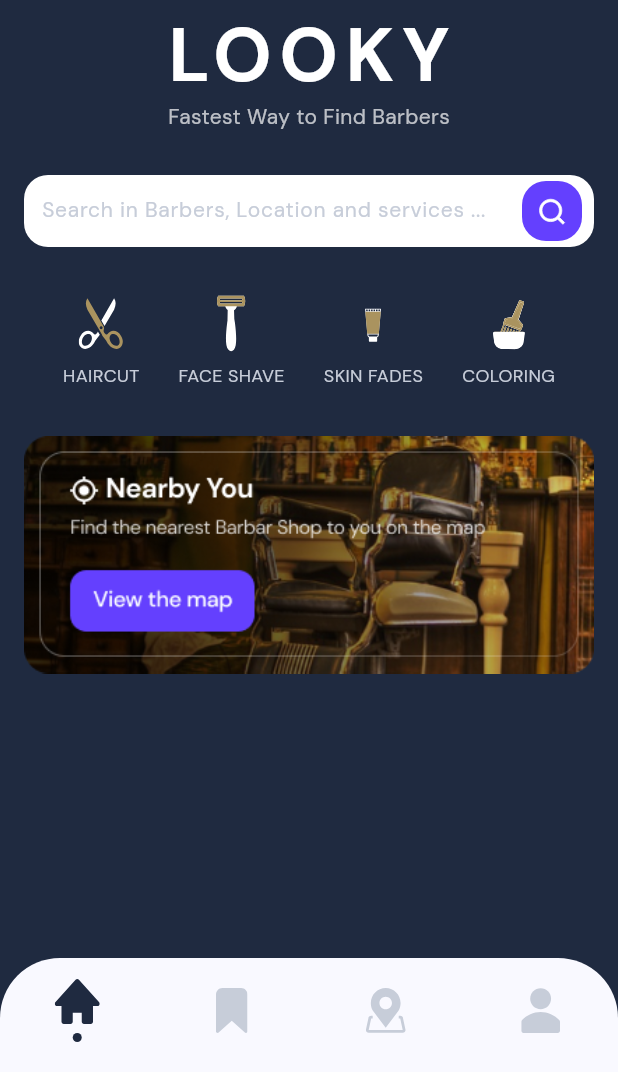
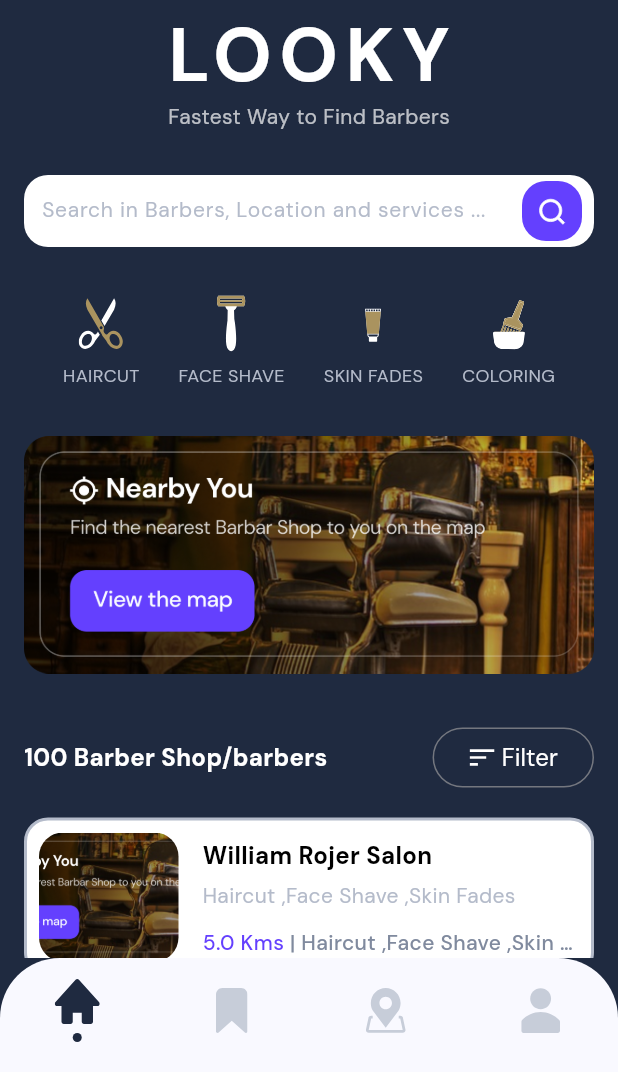
Before and after one commit to ales-dev-studio/evaluation_project, a Flutter app: the screen it shows after launch, on a phone screen of 412 x 824 dp, the part 164-1236 px from its top. Run offline on Flutter 3.47's test engine with Material 3 defaults, Android fonts, the phone set to English and light mode, and no system bars; our stand-ins replace bloc, flutter_bloc, flutter_svg, google_fonts.

Commit message:
Implementing the list of barbers ui

```diff
--- a/lib/core/theme/colors.dart
+++ b/lib/core/theme/colors.dart
@@ -23,5 +23,8 @@ class AppColors {
   static const blackColor = Color(0xff000000);
 
   // Light text color used for light texts
-  static const lightTextColor = Color(0xffC7CDD9);
+  static const lightTextColor = Color(0xff808A9E);
+
+  // Very light text color used for very light texts
+  static const veryLightTextColor = Color(0xffB4BBCA);
 }
--- a/lib/core/theme/typography.dart
+++ b/lib/core/theme/typography.dart
@@ -46,7 +46,7 @@ class AppTypography {
       // Title Medium: Used for medium-sized titles
       titleMedium: GoogleFonts.dmSans(
         fontSize: 16, // Font size for titleMedium
-        fontWeight: FontWeight.w500, // Medium weight
+        fontWeight: FontWeight.w700, // Medium weight
       ),
       // Title Small: Used for small titles
       titleSmall: GoogleFonts.dmSans(
--- a/lib/core/widgets/app_search_text_field.dart
+++ b/lib/core/widgets/app_search_text_field.dart
@@ -27,7 +27,7 @@ class AppSearchTextField extends StatelessWidget {
         maxLength: 30,
         hinText: 'Search in Barbers, Location and services ...',
         hintStyle: const TextStyle(
-          color: AppColors.lightTextColor,
+          color: AppColors.veryLightTextColor,
           fontSize: 14.0,
         ),
         suffixIcon: Container(
--- a/lib/features/home_feature/presentation/widgets/banner_widget.dart
+++ b/lib/features/home_feature/presentation/widgets/banner_widget.dart
@@ -6,9 +6,9 @@ class BannerWidget extends StatelessWidget {
 
   @override
   Widget build(BuildContext context) {
-    final size = MediaQuery.of(context).size.width;
+    final size = MediaQuery.of(context).size;
     return SizedBox(
-      width: size,
+      width: size.width,
       child: Image.asset(
         Assets.images.banner.path,
         fit: BoxFit.fitWidth,
--- /dev/null
+++ b/lib/features/home_feature/presentation/widgets/barbers_widget.dart
@@ -0,0 +1,147 @@
+import 'package:evaluation_project/core/gen/assets.gen.dart';
+import 'package:evaluation_project/core/theme/colors.dart';
+import 'package:evaluation_project/core/theme/dimens.dart';
+import 'package:evaluation_project/core/theme/typography.dart';
+import 'package:evaluation_project/core/widgets/app_space.dart';
+import 'package:flutter/material.dart';
+
+import 'filter_button_widget.dart';
+
+class BarbersWidget extends StatelessWidget {
+  const BarbersWidget({super.key});
+
+  @override
+  Widget build(BuildContext context) {
+    return Column(
+      children: [
+        Row(
+          mainAxisAlignment: MainAxisAlignment.spaceBetween,
+          children: [
+            Text(
+              '100 Barber Shop/barbers',
+              style: AppTypography.dmSansTextTheme.titleMedium?.copyWith(
+                color: AppColors.whiteColor,
+              ),
+            ),
+            FilterButtonWidget(
+              onPressed: () {},
+            )
+          ],
+        ),
+        const AppVSpace(),
+        ListView.separated(
+          itemCount: 10,
+          shrinkWrap: true,
+          physics: const NeverScrollableScrollPhysics(),
+          itemBuilder: (final context , final index){
+            return const BarberItemWidget();
+          },
+          separatorBuilder: (final context , final index){
+            return const AppVSpace();
+          },
+        )
+      ],
+    );
+  }
+}
+
+
+class BarberItemWidget extends StatelessWidget {
+  const BarberItemWidget({super.key});
+
+  @override
+  Widget build(BuildContext context) {
+    return Container(
+      height: 106,
+      padding: const EdgeInsets.all(Dimens.padding),
+      decoration: BoxDecoration(
+        color: AppColors.whiteColor,
+        borderRadius: BorderRadius.circular(
+          Dimens.corners,
+        ),
+        border: Border.all(
+          color: AppColors.veryLightTextColor,
+          width: 2.0,
+        ),
+      ),
+      child: Row(
+        children: [
+          SizedBox(
+            width: 93.0,
+            height: 93.0,
+            child: ClipRRect(
+              borderRadius: BorderRadius.circular(
+                Dimens.corners,
+              ),
+              child: Image.asset(
+                Assets.images.banner.path,
+                fit: BoxFit.cover,
+              ),
+            ),
+          ),
+          const AppHSpace(),
+          Expanded(
+            child: Column(
+              crossAxisAlignment: CrossAxisAlignment.start,
+              children: [
+                const AppVSpace(
+                  space: Dimens.smallPadding,
+                ),
+                Row(
+                  mainAxisAlignment: MainAxisAlignment.spaceBetween,
+                  children: [
+                    Text(
+                      'William Rojer Salon',
+                      style:
+                      AppTypography.dmSansTextTheme.titleMedium?.copyWith(
+                        color: AppColors.blackColor,
+                      ),
+                    ),
+                  ],
+                ),
+                const AppVSpace(
+                  space: 6.0,
+                ),
+                Text(
+                  'Haircut ,Face Shave ,Skin Fades',
+                  style: AppTypography.dmSansTextTheme.bodyMedium?.copyWith(
+                    color: AppColors.veryLightTextColor,
+                    height: 0.0,
+                  ),
+                ),
+                const AppVSpace(
+                  space: 12.0,
+                ),
+                Row(
+                  mainAxisAlignment: MainAxisAlignment.start,
+                  children: [
+                    Text(
+                      '5.0 Kms',
+                      style:
+                      AppTypography.dmSansTextTheme.titleSmall?.copyWith(
+                        color: AppColors.secondaryColor,
+                      ),
+                    ),
+                    Expanded(
+                      child: Text(
+                        ' | Haircut ,Face Shave ,Skin Fades'
+                            'Fades'
+                            'Fades'
+                            'Fades',
+                        overflow: TextOverflow.ellipsis,
+                        style: AppTypography.dmSansTextTheme.titleSmall
+                            ?.copyWith(
+                          color: AppColors.lightTextColor,
+                        ),
+                      ),
+                    ),
+                  ],
+                )
+              ],
+            ),
+          ),
+        ],
+      ),
+    );
+  }
+}
--- a/lib/features/home_feature/presentation/widgets/categories_widget.dart
+++ b/lib/features/home_feature/presentation/widgets/categories_widget.dart
@@ -72,7 +72,7 @@ class CategoryItemWidget extends StatelessWidget {
         Text(
           title,
           style: AppTypography.dmSansTextTheme.bodySmall?.copyWith(
-            color: AppColors.lightTextColor,
+            color: AppColors.veryLightTextColor,
             height: 0.0,
           ),
         ),
--- /dev/null
+++ b/lib/features/home_feature/presentation/widgets/filter_button_widget.dart
@@ -0,0 +1,48 @@
+import 'package:evaluation_project/core/gen/assets.gen.dart';
+import 'package:evaluation_project/core/theme/colors.dart';
+import 'package:evaluation_project/core/theme/dimens.dart';
+import 'package:evaluation_project/core/theme/typography.dart';
+import 'package:evaluation_project/core/widgets/app_space.dart';
+import 'package:evaluation_project/core/widgets/app_svg_viewer.dart';
+import 'package:flutter/material.dart';
+
+class FilterButtonWidget extends StatelessWidget {
+  const FilterButtonWidget({super.key, required this.onPressed});
+
+  final GestureTapCallback onPressed;
+
+  @override
+  Widget build(BuildContext context) {
+    return OutlinedButton(
+      onPressed: onPressed,
+      style: ButtonStyle(
+        shape: WidgetStateProperty.all(
+          RoundedRectangleBorder(
+            borderRadius: BorderRadius.circular(Dimens.corners * 2),
+          ),
+        ),
+      ),
+      child: Row(
+        children: [
+          AppSvgViewer(
+            path: Assets.icons.filter,
+            color: AppColors.whiteColor,
+            setDefaultColor: false,
+            setDefaultWidthAndHeight: false,
+            width: 18.0,
+            height: 12.0,
+          ),
+          const AppHSpace(
+            space: Dimens.smallPadding,
+          ),
+          Text(
+            'Filter',
+            style: AppTypography.dmSansTextTheme.bodyLarge?.copyWith(
+              color: AppColors.whiteColor,
+            ),
+          ),
+        ],
+      ),
+    );
+  }
+}
--- a/lib/features/home_feature/presentation/widgets/home_tab.dart
+++ b/lib/features/home_feature/presentation/widgets/home_tab.dart
@@ -3,6 +3,7 @@ import 'package:evaluation_project/core/theme/dimens.dart';
 import 'package:evaluation_project/core/widgets/app_search_text_field.dart';
 import 'package:evaluation_project/core/widgets/app_space.dart';
 import 'package:evaluation_project/features/home_feature/presentation/widgets/banner_widget.dart';
+import 'package:evaluation_project/features/home_feature/presentation/widgets/barbers_widget.dart';
 import 'package:evaluation_project/features/home_feature/presentation/widgets/header_widget.dart';
 import 'package:flutter/material.dart';
 
@@ -20,7 +21,7 @@ class HomeTab extends StatelessWidget {
           padding: EdgeInsets.only(
             left: Dimens.largePadding,
             right: Dimens.largePadding,
-            bottom: 80.0,
+            bottom: 40.0,
           ),
           physics: BouncingScrollPhysics(),
           child: Column(
@@ -39,6 +40,10 @@ class HomeTab extends StatelessWidget {
                 space: 32.0,
               ),
               BannerWidget(),
+              AppVSpace(
+                space: 32.0,
+              ),
+              BarbersWidget(),
             ],
           ),
         ),
```
Also changed, not shown: assets/images/banner.png.
